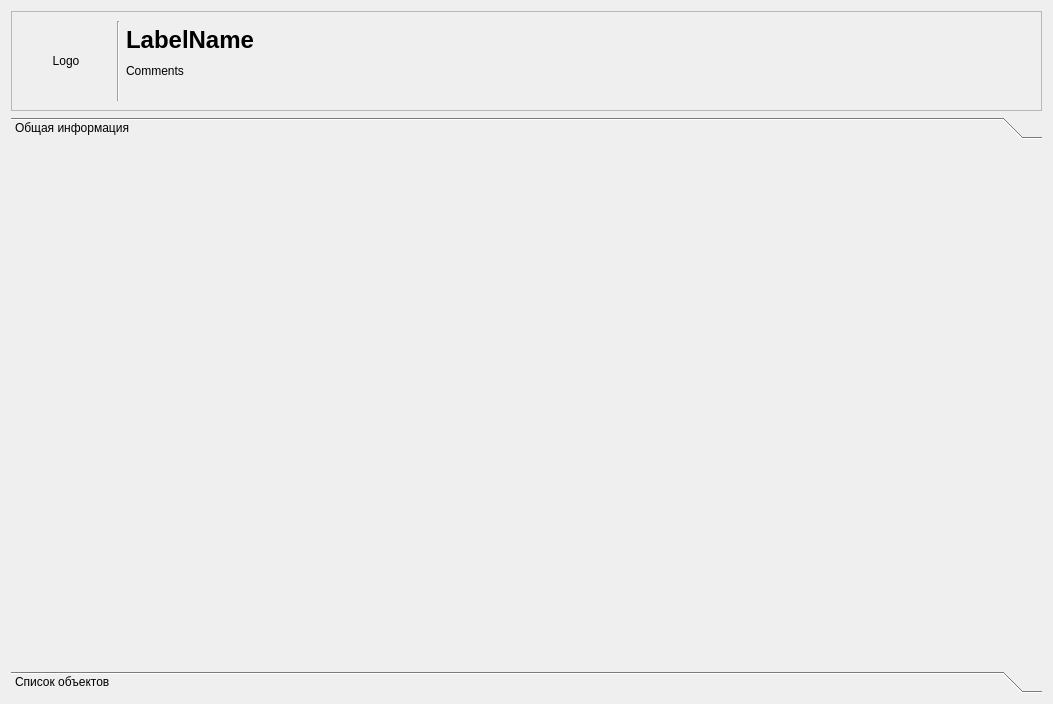
rust3128/ToolkitHotline, file Clients/clientinfodialog.ui: the form before one commit.
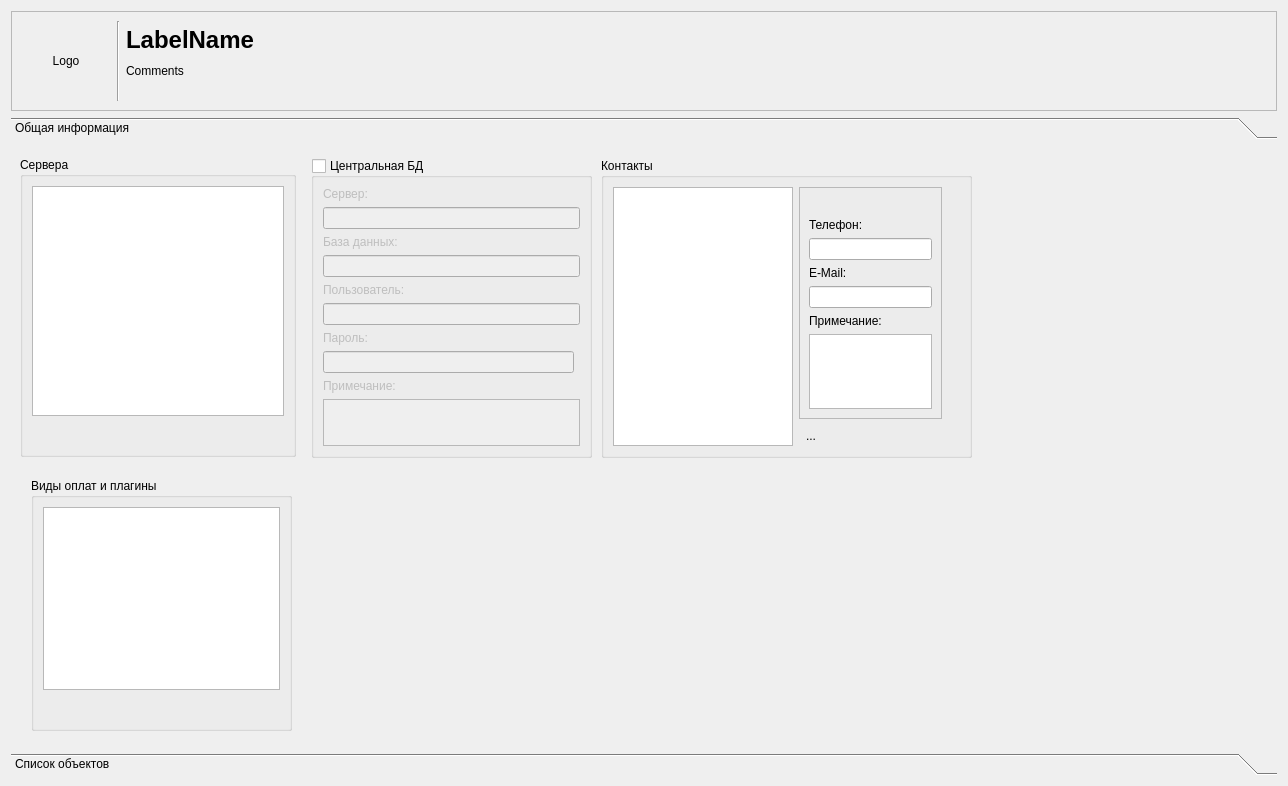
The form after the commit. Icons and pictures are not drawn.

Diff of the .ui file:
```diff
--- a/Clients/clientinfodialog.ui
+++ b/Clients/clientinfodialog.ui
@@ -6,8 +6,8 @@
    <rect>
     <x>0</x>
     <y>0</y>
-    <width>1053</width>
-    <height>704</height>
+    <width>1288</width>
+    <height>786</height>
    </rect>
   </property>
   <property name="windowTitle">
@@ -102,10 +102,400 @@
      <property name="tabSpacing">
       <number>9</number>
      </property>
-     <widget class="QWidget" name="toolBoxPageAllInfo" native="true">
+     <widget class="QWidget" name="toolBoxPageAllInfo">
+      <property name="geometry">
+       <rect>
+        <x>0</x>
+        <y>0</y>
+        <width>1270</width>
+        <height>600</height>
+       </rect>
+      </property>
       <attribute name="label">
        <string>Общая информация</string>
       </attribute>
+      <widget class="QGroupBox" name="groupBoxServers">
+       <property name="geometry">
+        <rect>
+         <x>9</x>
+         <y>9</y>
+         <width>276</width>
+         <height>300</height>
+        </rect>
+       </property>
+       <property name="maximumSize">
+        <size>
+         <width>16777215</width>
+         <height>300</height>
+        </size>
+       </property>
+       <property name="title">
+        <string>Сервера</string>
+       </property>
+       <layout class="QGridLayout" name="gridLayout_3">
+        <item row="1" column="0">
+         <widget class="QToolButton" name="toolButton">
+          <property name="toolTip">
+           <string>Добавить сервер...</string>
+          </property>
+          <property name="text">
+           <string/>
+          </property>
+          <property name="icon">
+           <iconset resource="../resourse.qrc">
+            <normaloff>:/Images/add_icon.png</normaloff>:/Images/add_icon.png</iconset>
+          </property>
+          <property name="iconSize">
+           <size>
+            <width>16</width>
+            <height>16</height>
+           </size>
+          </property>
+          <property name="autoRaise">
+           <bool>true</bool>
+          </property>
+         </widget>
+        </item>
+        <item row="0" column="0" colspan="2">
+         <widget class="QTableView" name="tableViewServers">
+          <property name="editTriggers">
+           <set>QAbstractItemView::NoEditTriggers</set>
+          </property>
+          <property name="alternatingRowColors">
+           <bool>true</bool>
+          </property>
+          <property name="selectionMode">
+           <enum>QAbstractItemView::SingleSelection</enum>
+          </property>
+          <property name="selectionBehavior">
+           <enum>QAbstractItemView::SelectRows</enum>
+          </property>
+          <property name="sortingEnabled">
+           <bool>true</bool>
+          </property>
+          <property name="cornerButtonEnabled">
+           <bool>true</bool>
+          </property>
+         </widget>
+        </item>
+       </layout>
+      </widget>
+      <widget class="QGroupBox" name="groupBoxFBServer">
+       <property name="geometry">
+        <rect>
+         <x>300</x>
+         <y>10</y>
+         <width>281</width>
+         <height>300</height>
+        </rect>
+       </property>
+       <property name="minimumSize">
+        <size>
+         <width>0</width>
+         <height>300</height>
+        </size>
+       </property>
+       <property name="maximumSize">
+        <size>
+         <width>16777215</width>
+         <height>300</height>
+        </size>
+       </property>
+       <property name="title">
+        <string>Центральная БД</string>
+       </property>
+       <property name="flat">
+        <bool>false</bool>
+       </property>
+       <property name="checkable">
+        <bool>true</bool>
+       </property>
+       <property name="checked">
+        <bool>false</bool>
+       </property>
+       <layout class="QGridLayout" name="gridLayout_4">
+        <item row="0" column="0">
+         <widget class="QLabel" name="label">
+          <property name="text">
+           <string>Сервер:</string>
+          </property>
+         </widget>
+        </item>
+        <item row="5" column="0">
+         <widget class="QLabel" name="label_3">
+          <property name="text">
+           <string>Пользователь:</string>
+          </property>
+         </widget>
+        </item>
+        <item row="1" column="0" colspan="2">
+         <widget class="QLineEdit" name="lineEditFBServer"/>
+        </item>
+        <item row="3" column="0" colspan="2">
+         <widget class="QLineEdit" name="lineEditFBDatabase"/>
+        </item>
+        <item row="7" column="0">
+         <widget class="QLabel" name="label_4">
+          <property name="text">
+           <string>Пароль:</string>
+          </property>
+         </widget>
+        </item>
+        <item row="9" column="0">
+         <widget class="QLabel" name="label_5">
+          <property name="text">
+           <string>Примечание:</string>
+          </property>
+         </widget>
+        </item>
+        <item row="10" column="0" colspan="2">
+         <widget class="QPlainTextEdit" name="plainTextEditFBComments">
+          <property name="maximumSize">
+           <size>
+            <width>16777215</width>
+            <height>16777215</height>
+           </size>
+          </property>
+         </widget>
+        </item>
+        <item row="6" column="0" colspan="2">
+         <widget class="QLineEdit" name="lineEditFBUser"/>
+        </item>
+        <item row="2" column="0">
+         <widget class="QLabel" name="label_2">
+          <property name="text">
+           <string>База данных:</string>
+          </property>
+         </widget>
+        </item>
+        <item row="8" column="0">
+         <widget class="QLineEdit" name="lineEditFBPassword">
+          <property name="text">
+           <string/>
+          </property>
+         </widget>
+        </item>
+       </layout>
+      </widget>
+      <widget class="QGroupBox" name="groupBox">
+       <property name="geometry">
+        <rect>
+         <x>590</x>
+         <y>10</y>
+         <width>371</width>
+         <height>300</height>
+        </rect>
+       </property>
+       <property name="minimumSize">
+        <size>
+         <width>0</width>
+         <height>300</height>
+        </size>
+       </property>
+       <property name="maximumSize">
+        <size>
+         <width>16777215</width>
+         <height>300</height>
+        </size>
+       </property>
+       <property name="title">
+        <string>Контакты</string>
+       </property>
+       <layout class="QGridLayout" name="gridLayout_5">
+        <item row="0" column="2">
+         <widget class="QFrame" name="frameContactInfo">
+          <property name="maximumSize">
+           <size>
+            <width>165</width>
+            <height>16777215</height>
+           </size>
+          </property>
+          <property name="frameShape">
+           <enum>QFrame::StyledPanel</enum>
+          </property>
+          <property name="frameShadow">
+           <enum>QFrame::Raised</enum>
+          </property>
+          <layout class="QVBoxLayout" name="verticalLayout">
+           <item>
+            <widget class="QLabel" name="labelContactActive">
+             <property name="font">
+              <font>
+               <pointsize>10</pointsize>
+               <weight>75</weight>
+               <bold>true</bold>
+              </font>
+             </property>
+             <property name="text">
+              <string/>
+             </property>
+            </widget>
+           </item>
+           <item>
+            <widget class="QLabel" name="label_6">
+             <property name="text">
+              <string>Телефон:</string>
+             </property>
+            </widget>
+           </item>
+           <item>
+            <widget class="QLineEdit" name="lineEditContactPhone">
+             <property name="readOnly">
+              <bool>true</bool>
+             </property>
+            </widget>
+           </item>
+           <item>
+            <widget class="QLabel" name="label_7">
+             <property name="text">
+              <string>E-Mail:</string>
+             </property>
+            </widget>
+           </item>
+           <item>
+            <widget class="QLineEdit" name="lineEditContactEmail">
+             <property name="readOnly">
+              <bool>true</bool>
+             </property>
+            </widget>
+           </item>
+           <item>
+            <widget class="QLabel" name="label_8">
+             <property name="text">
+              <string>Примечание:</string>
+             </property>
+            </widget>
+           </item>
+           <item>
+            <widget class="QPlainTextEdit" name="plainTextEditContactComment">
+             <property name="maximumSize">
+              <size>
+               <width>150</width>
+               <height>16777215</height>
+              </size>
+             </property>
+             <property name="readOnly">
+              <bool>true</bool>
+             </property>
+            </widget>
+           </item>
+          </layout>
+         </widget>
+        </item>
+        <item row="0" column="0" rowspan="2">
+         <widget class="QListView" name="listViewContact">
+          <property name="minimumSize">
+           <size>
+            <width>180</width>
+            <height>0</height>
+           </size>
+          </property>
+          <property name="maximumSize">
+           <size>
+            <width>180</width>
+            <height>16777215</height>
+           </size>
+          </property>
+          <property name="editTriggers">
+           <set>QAbstractItemView::NoEditTriggers</set>
+          </property>
+          <property name="alternatingRowColors">
+           <bool>true</bool>
+          </property>
+          <property name="selectionBehavior">
+           <enum>QAbstractItemView::SelectRows</enum>
+          </property>
+         </widget>
+        </item>
+        <item row="1" column="2">
+         <widget class="QToolButton" name="toolButtonAddContact">
+          <property name="toolTip">
+           <string>Новый контакт...</string>
+          </property>
+          <property name="text">
+           <string>...</string>
+          </property>
+          <property name="icon">
+           <iconset resource="../resourse.qrc">
+            <normaloff>:/Images/useradd.png</normaloff>:/Images/useradd.png</iconset>
+          </property>
+          <property name="autoRaise">
+           <bool>true</bool>
+          </property>
+         </widget>
+        </item>
+        <item row="0" column="3">
+         <spacer name="horizontalSpacer">
+          <property name="orientation">
+           <enum>Qt::Horizontal</enum>
+          </property>
+          <property name="sizeHint" stdset="0">
+           <size>
+            <width>40</width>
+            <height>20</height>
+           </size>
+          </property>
+         </spacer>
+        </item>
+       </layout>
+      </widget>
+      <widget class="QGroupBox" name="groupBoxPaytypes">
+       <property name="geometry">
+        <rect>
+         <x>20</x>
+         <y>330</y>
+         <width>261</width>
+         <height>253</height>
+        </rect>
+       </property>
+       <property name="title">
+        <string>Виды оплат и плагины</string>
+       </property>
+       <layout class="QGridLayout" name="gridLayout_6">
+        <item row="0" column="0">
+         <widget class="QTableView" name="tableViewPaytypes">
+          <property name="editTriggers">
+           <set>QAbstractItemView::NoEditTriggers</set>
+          </property>
+          <property name="alternatingRowColors">
+           <bool>true</bool>
+          </property>
+          <property name="selectionMode">
+           <enum>QAbstractItemView::SingleSelection</enum>
+          </property>
+          <property name="selectionBehavior">
+           <enum>QAbstractItemView::SelectRows</enum>
+          </property>
+          <property name="sortingEnabled">
+           <bool>false</bool>
+          </property>
+         </widget>
+        </item>
+        <item row="1" column="0">
+         <widget class="QToolButton" name="toolButtonAddPaytype">
+          <property name="toolTip">
+           <string>Добавить сервер...</string>
+          </property>
+          <property name="text">
+           <string/>
+          </property>
+          <property name="icon">
+           <iconset resource="../resourse.qrc">
+            <normaloff>:/Images/add_icon.png</normaloff>:/Images/add_icon.png</iconset>
+          </property>
+          <property name="iconSize">
+           <size>
+            <width>16</width>
+            <height>16</height>
+           </size>
+          </property>
+          <property name="autoRaise">
+           <bool>true</bool>
+          </property>
+         </widget>
+        </item>
+       </layout>
+      </widget>
      </widget>
      <widget class="QWidget" name="toolBoxPageAZS" native="true">
       <attribute name="label">
```
Left out of the diff: 28 changed lines with no effect on the pictures.
